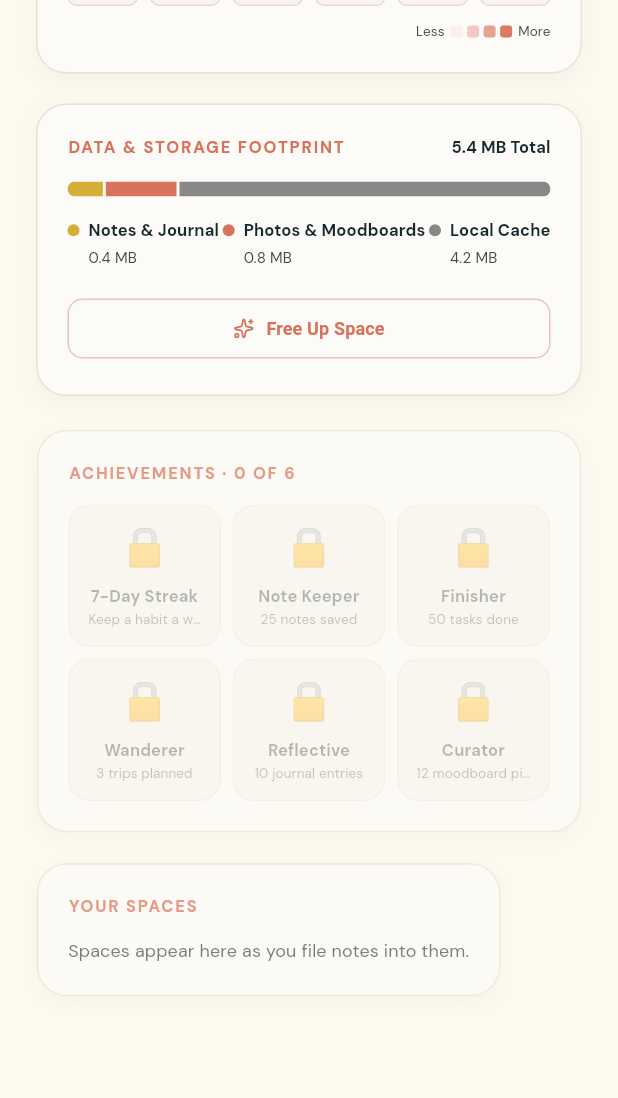
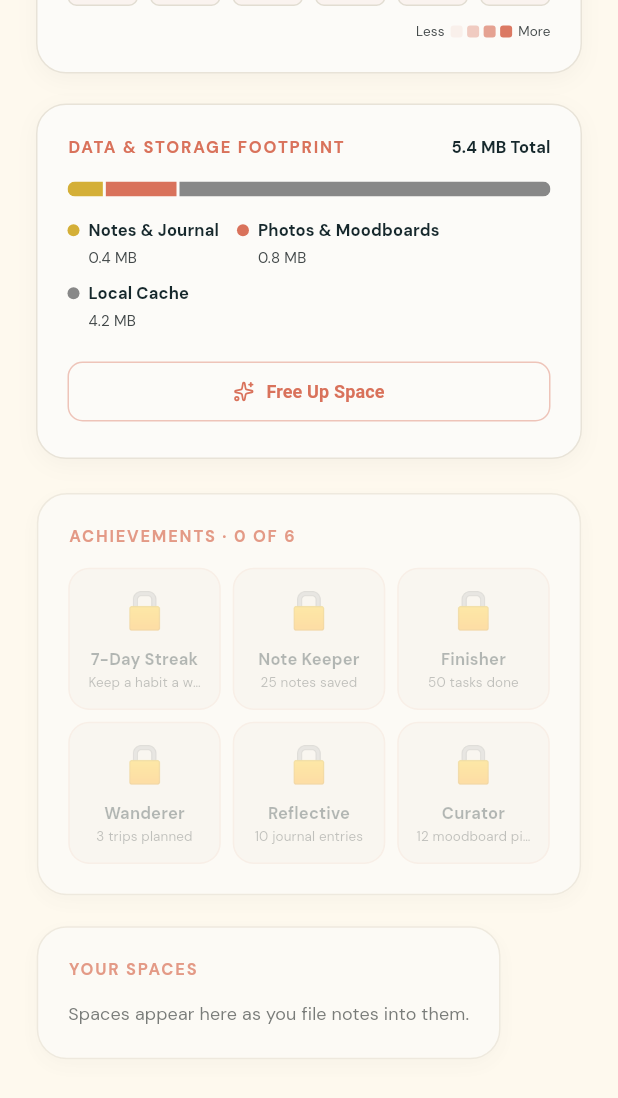
Before and after one commit to Allen73737/NOTtEodo, a Flutter app: the ProfileScreen widget shown alone on an empty page, opened directly, scrolled down 576 dp, on a phone screen of 412 x 824 dp. Shown: the top 1098 px of the screen. Run offline on Flutter 3.47's test engine with Material 3 defaults, Android fonts, the phone set to English and light mode, and no system bars; our stand-ins replace file_picker, flutter_riverpod, flutter_secure_storage, google_fonts, image_picker, local_auth and 5 more; missing offline and left inert: cryptography, dart:js_interop, home_widget; accounts and stored records are empty; network calls fail; statements that could not run were skipped.

Commit message:
fix(ui): eliminate small-phone RenderFlex overflow in settings header and profile stats

```diff
--- a/frontend/lib/features/profile/presentation/profile_screen.dart
+++ b/frontend/lib/features/profile/presentation/profile_screen.dart
@@ -381,7 +381,9 @@ class ProfileScreen extends ConsumerWidget {
                           ),
                           const SizedBox(height: 8),
                           // Verification Badge & Member Since
-                          Row(
+                          Wrap(
+                            spacing: 6,
+                            runSpacing: 4,
                             children: [
                               Container(
                                 padding: const EdgeInsets.symmetric(horizontal: 8, vertical: 3),
@@ -395,8 +397,13 @@ class ProfileScreen extends ConsumerWidget {
                                   children: [
                                     Icon(LucideIcons.shieldCheck, size: 11, color: gold),
                                     const SizedBox(width: 4),
-                                    Text('Verified Sovereign Account',
-                                        style: GoogleFonts.dmSans(fontSize: 10, fontWeight: FontWeight.bold, color: gold)),
+                                    Flexible(
+                                      child: Text(
+                                        'Verified',
+                                        style: GoogleFonts.dmSans(fontSize: 10, fontWeight: FontWeight.bold, color: gold),
+                                        overflow: TextOverflow.ellipsis,
+                                      ),
+                                    ),
                                   ],
                                 ),
                               ),
@@ -463,8 +470,12 @@ class ProfileScreen extends ConsumerWidget {
                 Row(
                   mainAxisAlignment: MainAxisAlignment.spaceBetween,
                   children: [
-                    Text('30-DAY ACTIVITY CADENCE',
-                        style: GoogleFonts.dmSans(fontSize: 11, fontWeight: FontWeight.bold, letterSpacing: 1.2, color: gold)),
+                    Expanded(
+                      child: Text('30-DAY ACTIVITY CADENCE',
+                          style: GoogleFonts.dmSans(fontSize: 11, fontWeight: FontWeight.bold, letterSpacing: 1.2, color: gold),
+                          overflow: TextOverflow.ellipsis),
+                    ),
+                    const SizedBox(width: 6),
                     Text('$activeDaysCount of 30 active days',
                         style: GoogleFonts.dmSans(fontSize: 11, fontWeight: FontWeight.w600, color: subtextColor)),
                   ],
@@ -536,8 +547,12 @@ class ProfileScreen extends ConsumerWidget {
                 Row(
                   mainAxisAlignment: MainAxisAlignment.spaceBetween,
                   children: [
-                    Text('DATA & STORAGE FOOTPRINT',
-                        style: GoogleFonts.dmSans(fontSize: 11, fontWeight: FontWeight.bold, letterSpacing: 1.2, color: gold)),
+                    Expanded(
+                      child: Text('DATA & STORAGE FOOTPRINT',
+                          style: GoogleFonts.dmSans(fontSize: 11, fontWeight: FontWeight.bold, letterSpacing: 1.2, color: gold),
+                          overflow: TextOverflow.ellipsis),
+                    ),
+                    const SizedBox(width: 6),
                     Text('${totalMb.toStringAsFixed(1)} MB Total',
                         style: GoogleFonts.dmSans(fontSize: 11, fontWeight: FontWeight.bold, color: primaryTextColor)),
                   ],
@@ -567,8 +582,10 @@ class ProfileScreen extends ConsumerWidget {
                 ),
                 const SizedBox(height: 14),
                 // Storage categories breakdown
-                Row(
-                  mainAxisAlignment: MainAxisAlignment.spaceBetween,
+                Wrap(
+                  spacing: 12,
+                  runSpacing: 8,
+                  alignment: WrapAlignment.spaceBetween,
                   children: [
                     _storageCategoryDot(const Color(0xFFD4AF37), 'Notes & Journal', '${textMb.toStringAsFixed(1)} MB', primaryTextColor, subtextColor),
                     _storageCategoryDot(const Color(0xFFD9725B), 'Photos & Moodboards', '${photosMb.toStringAsFixed(1)} MB', primaryTextColor, subtextColor),
@@ -694,6 +711,7 @@ class ProfileScreen extends ConsumerWidget {
       crossAxisAlignment: CrossAxisAlignment.start,
       children: [
         Row(
+          mainAxisSize: MainAxisSize.min,
           children: [
             Container(width: 8, height: 8, decoration: BoxDecoration(color: color, shape: BoxShape.circle)),
             const SizedBox(width: 6),
--- a/frontend/lib/features/settings/presentation/settings_screen.dart
+++ b/frontend/lib/features/settings/presentation/settings_screen.dart
@@ -293,8 +293,13 @@ class _SettingsScreenState extends ConsumerState<SettingsScreen> {
             children: [
               Icon(icon, size: 18, color: gold),
               const SizedBox(width: 8),
-              Text(label,
-                  style: GoogleFonts.dmSans(fontSize: 11, fontWeight: FontWeight.bold, letterSpacing: 1.2, color: gold)),
+              Expanded(
+                child: Text(
+                  label,
+                  style: GoogleFonts.dmSans(fontSize: 11, fontWeight: FontWeight.bold, letterSpacing: 1.2, color: gold),
+                  overflow: TextOverflow.ellipsis,
+                ),
+              ),
             ],
           ),
         );
```
